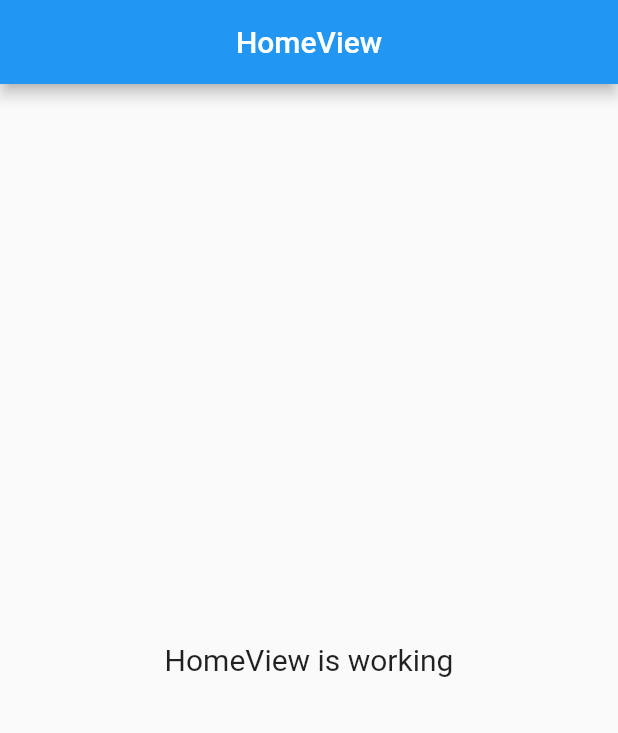
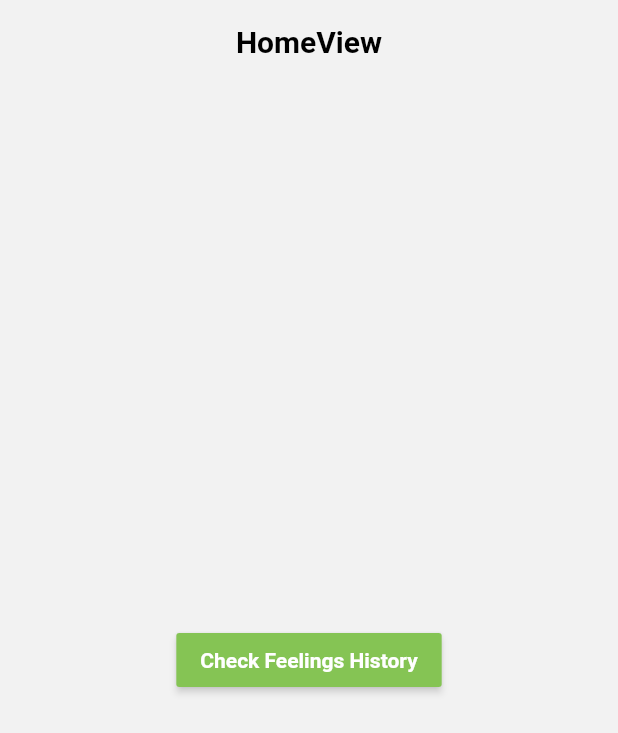
Before and after one commit to aryany9/feelings_tracker, a Flutter app: the screen it shows after launch, on a phone screen of 412 x 824 dp. Shown: the top 733 px of the screen. Run offline on Flutter 3.47's test engine with Material 2 defaults, Android fonts, the light colour scheme and no system bars; our stand-ins replace get, youtube_player_flutter.

Commit message:
setted up colors and themes

```diff
--- a/lib/app/data/constants/colors.dart
+++ b/lib/app/data/constants/colors.dart
@@ -1,6 +1,7 @@
 import 'package:flutter/rendering.dart';
 
 class UiColors {
+  static const Color backgroundColor = Color(0xFFFBFBFC);
   static const Color green = Color(0xFF85C454);
   static const Color feelingwidget = Color(0xFFF1F2F3);
   static const Color disabledColor = Color.fromRGBO(0, 0, 0, 0.5);
--- a/lib/app/modules/home/views/home_view.dart
+++ b/lib/app/modules/home/views/home_view.dart
@@ -1,3 +1,5 @@
+import 'package:feelings_tracker/app/routes/app_pages.dart';
+import 'package:feelings_tracker/app/theme/colors.dart';
 import 'package:flutter/material.dart';
 
 import 'package:get/get.dart';
@@ -11,12 +13,22 @@ class HomeView extends GetView<HomeController> {
     return Scaffold(
       appBar: AppBar(
         title: const Text('HomeView'),
+        elevation: 0,
         centerTitle: true,
       ),
-      body: const Center(
-        child: Text(
-          'HomeView is working',
-          style: TextStyle(fontSize: 20),
+      body: Center(
+        child: MaterialButton(
+          color: accentColor,
+          onPressed: () {
+            Get.toNamed(Routes.FEELINGS_HISTORY);
+          },
+          child: const Text(
+            'Check Feelings History',
+            style: TextStyle(
+              color: Colors.white,
+              fontWeight: FontWeight.bold,
+            ),
+          ),
         ),
       ),
     );
--- a/lib/app/routes/app_pages.dart
+++ b/lib/app/routes/app_pages.dart
@@ -1,5 +1,7 @@
 import 'package:get/get.dart';
 
+import '../modules/FeelingsHistory/bindings/feelings_history_binding.dart';
+import '../modules/FeelingsHistory/views/feelings_history_view.dart';
 import '../modules/home/bindings/home_binding.dart';
 import '../modules/home/views/home_view.dart';
 
@@ -16,5 +18,10 @@ class AppPages {
       page: () => const HomeView(),
       binding: HomeBinding(),
     ),
+    GetPage(
+      name: _Paths.FEELINGS_HISTORY,
+      page: () => const FeelingsHistoryView(),
+      binding: FeelingsHistoryBinding(),
+    ),
   ];
 }
--- a/lib/app/routes/app_routes.dart
+++ b/lib/app/routes/app_routes.dart
@@ -4,9 +4,11 @@ part of 'app_pages.dart';
 abstract class Routes {
   Routes._();
   static const HOME = _Paths.HOME;
+  static const FEELINGS_HISTORY = _Paths.FEELINGS_HISTORY;
 }
 
 abstract class _Paths {
   _Paths._();
   static const HOME = '/home';
+  static const FEELINGS_HISTORY = '/feelings-history';
 }
--- a/lib/main.dart
+++ b/lib/main.dart
@@ -1,3 +1,4 @@
+import 'package:feelings_tracker/app/theme/colors.dart';
 import 'package:flutter/material.dart';
 
 import 'package:get/get.dart';
@@ -10,6 +11,7 @@ void main() {
       title: "Application",
       initialRoute: AppPages.INITIAL,
       getPages: AppPages.routes,
+      theme: Themes.lightTheme,
     ),
   );
 }
--- a/pubspec.yaml
+++ b/pubspec.yaml
@@ -6,10 +6,12 @@ environment:
   sdk: '>=2.16.1 <3.0.0'
 
 dependencies:
+  flutter:
+    sdk: flutter
   cupertino_icons: ^1.0.2
   get: 4.6.5
-  flutter:
-    sdk: flutter
+  intl: ^0.17.0
+  youtube_player_flutter: ^8.0.0
 
 dev_dependencies:
   flutter_lints: ^1.0.0
```
Also changed, not shown: lib/app/data/constants/utils.dart (added, +60 -0 lines), lib/app/modules/FeelingsHistory/bindings/feelings_history_binding.dart (added, +12 -0 lines), lib/app/modules/FeelingsHistory/controllers/feelings_history_controller.dart (added, +23 -0 lines), lib/app/modules/FeelingsHistory/views/feelings_history_view.dart (added, +24 -0 lines), lib/app/theme/colors.dart (added, +32 -0 lines), lib/app/modules/home/widgets/emojiBar.dart (added), pubspec.lock, 1 other file.
